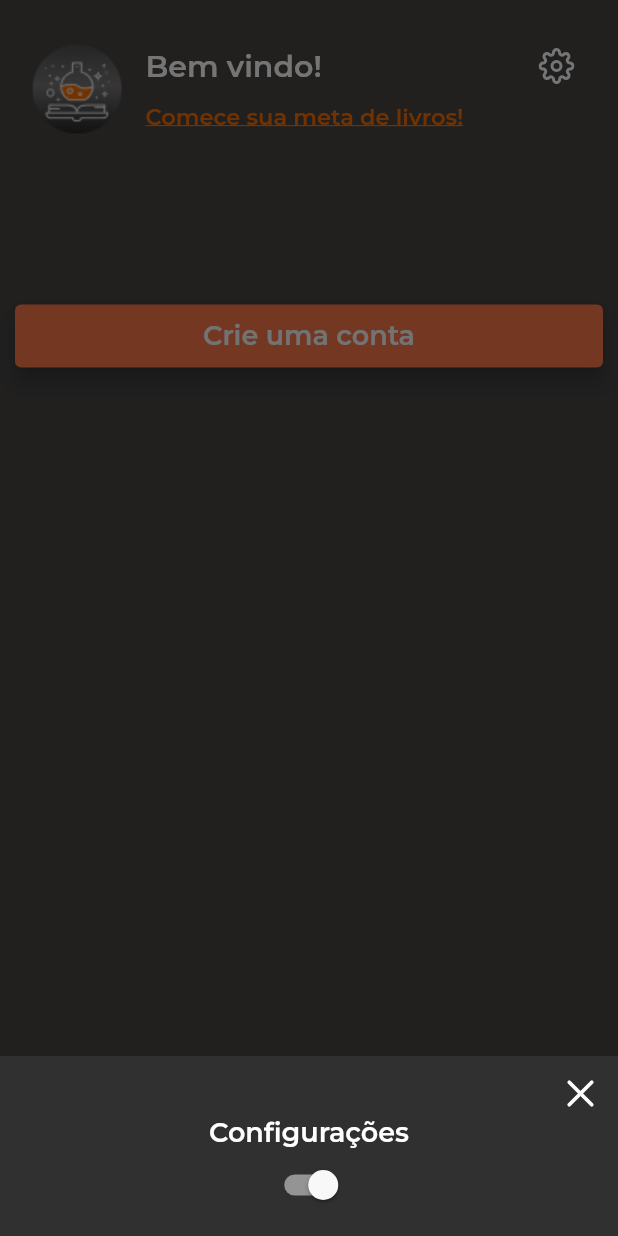
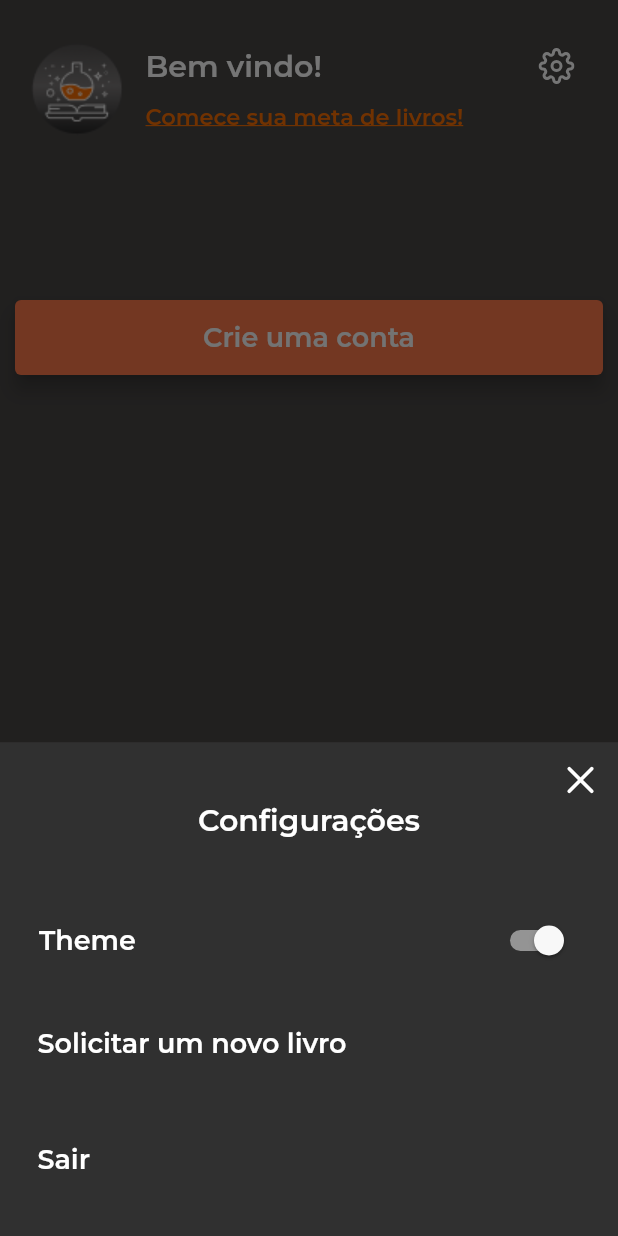
Before and after one commit to BeatrizMiranda/bookSpell, a Flutter app: the HomePage screen opened by its route, after a tap on an icon or button, on a phone screen of 412 x 824 dp. Run offline on Flutter 3.47's test engine with Material 2 defaults, Android fonts, the phone set to English and light mode, and no system bars; our stand-ins replace flutter_feather_icons, google_fonts, shared_preferences; accounts and stored records are empty.

Commit message:
feat: bottom sheet items

```diff
--- a/lib/components/BottomSheetConfig/BottomSheetConfig.dart
+++ b/lib/components/BottomSheetConfig/BottomSheetConfig.dart
@@ -45,11 +45,38 @@ void showBottomConfig(BuildContext context, ThemeChanger themeChanger) {
                     child: Icon(FeatherIcons.x, size: 30),
                   ),
                 ),
-                Text('Configurações', style: AppTextStyles.subtitleWhite),
-                Switch(
+                Text('Configurações', style: AppTextStyles.title),
+                SizedBox(height: 40),
+                SwitchListTile(
+                  title: Text('Theme', style: AppTextStyles.textLink),
                   value: themeChanger.isDarkMode(),
                   onChanged: themeChanger.toogleTheme,
-                )
+                ),
+                SizedBox(height: 10),
+                InkWell(
+                  child: Container(
+                    padding: EdgeInsets.symmetric(vertical: 20, horizontal: 15),
+                    alignment: Alignment.centerLeft,
+                    child: Text(
+                      'Solicitar um novo livro',
+                      style: AppTextStyles.textLink,
+                    ),
+                  ),
+                  onTap: () {},
+                ),
+                SizedBox(height: 15),
+                InkWell(
+                  child: Container(
+                    padding: EdgeInsets.symmetric(vertical: 20, horizontal: 15),
+                    alignment: Alignment.centerLeft,
+                    child: Text(
+                      'Sair',
+                      style: AppTextStyles.textLink,
+                    ),
+                  ),
+                  onTap: () {},
+                ),
+                SizedBox(height: 10),
               ],
             ),
           );
--- a/lib/components/CustomButton/CustomButton.dart
+++ b/lib/components/CustomButton/CustomButton.dart
@@ -28,7 +28,7 @@ class CustomButton extends StatelessWidget {
               ),
               onPressed: onPressed,
               child: Padding(
-                padding: EdgeInsets.all(10),
+                padding: EdgeInsets.all(14),
                 child: Text(content),
               ),
             ),
--- a/lib/shared/constants/appTextStyles.dart
+++ b/lib/shared/constants/appTextStyles.dart
@@ -19,15 +19,13 @@ class AppTextStyles {
     fontSize: 20,
     fontWeight: FontWeight.w600,
   );
+  static final textLink = GoogleFonts.montserrat(
+    fontSize: 18,
+    fontWeight: FontWeight.w600,
+  );
   static final subtitle = GoogleFonts.montserrat(
     fontSize: 18,
     fontWeight: FontWeight.w600,
-    color: AppColors.modalBg,
-  );
-  static final subtitleWhite = GoogleFonts.montserrat(
-    fontSize: 18,
-    fontWeight: FontWeight.w600,
-    color: AppColors.white,
   );
   static final corpo = GoogleFonts.montserrat(
     fontSize: 18,
```
